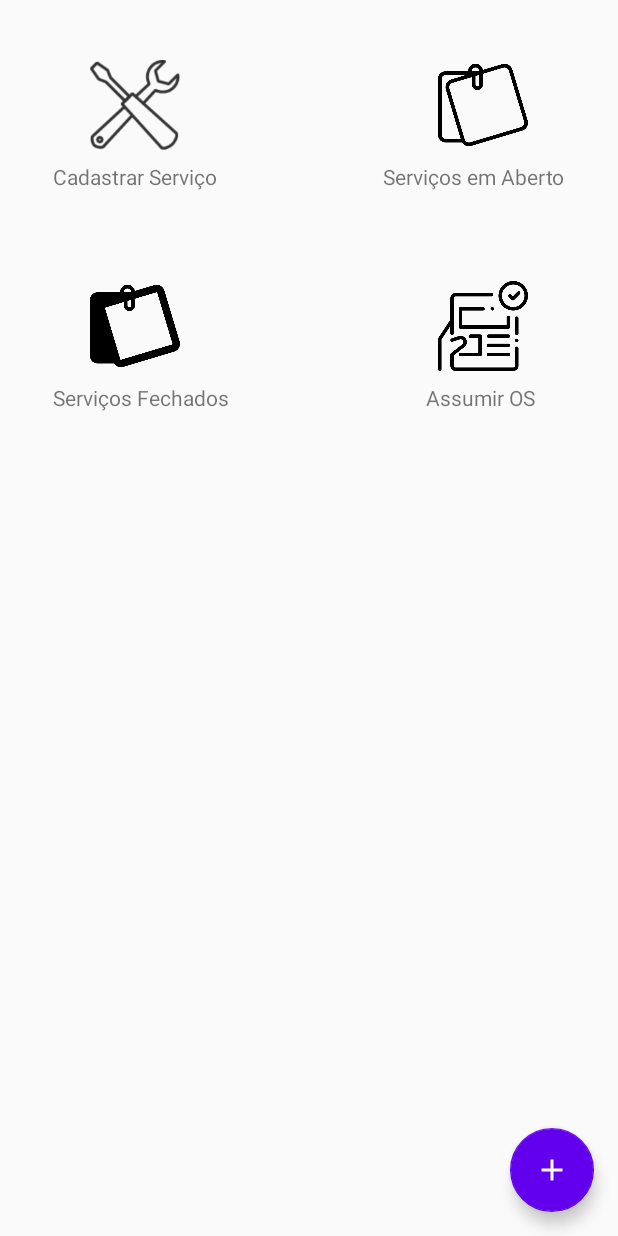
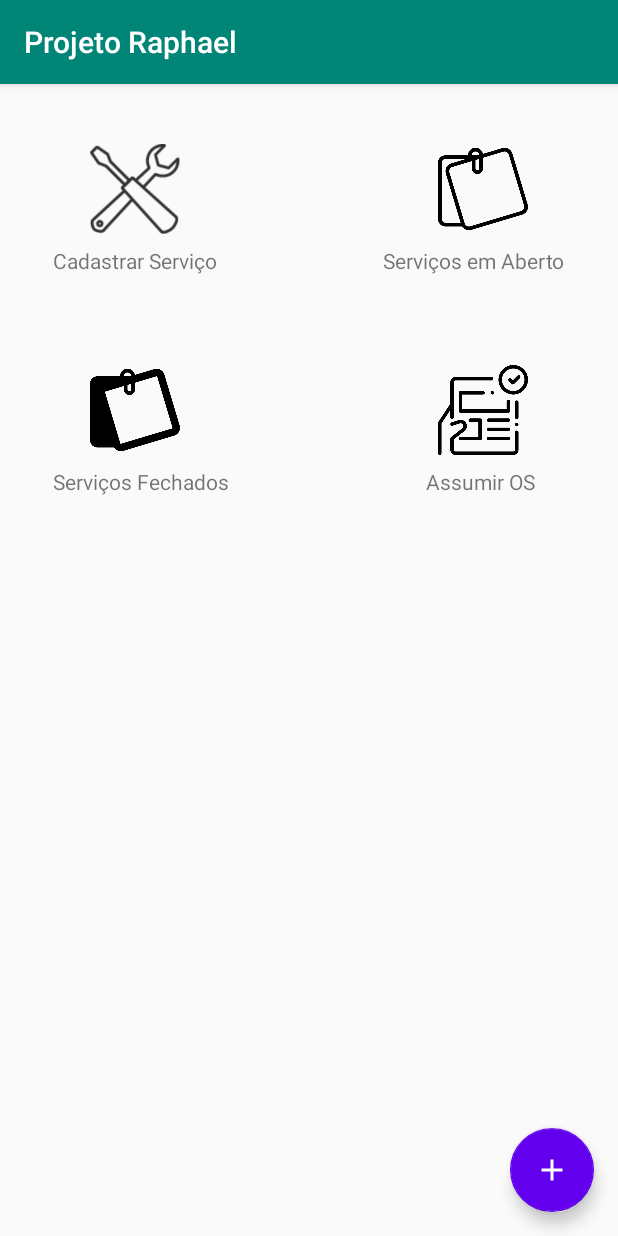
Before and after one commit to RphRodrigues/Android-Projetomeuapp, an Android app: the MainActivity screen opened directly, with no data from a screen before it, on a phone screen of 412 x 824 dp. Run offline under Robolectric (Android 15) with nearby library versions, the phone set to English and light mode, and no system bars.

Commit message:
alterado o nome do projeto e adicionado a ActionBar a MainActivity

```diff
--- a/app/src/main/java/com/rtstudio/projetomeuapp/MainActivity.java
+++ b/app/src/main/java/com/rtstudio/projetomeuapp/MainActivity.java
@@ -1,13 +1,13 @@
 package com.rtstudio.projetomeuapp;
 
-import android.app.Activity;
 import android.content.Intent;
 import android.os.Bundle;
 import android.support.design.widget.FloatingActionButton;
+import android.support.v7.app.AppCompatActivity;
 import android.view.View;
 import android.widget.ImageView;
 
-public class MainActivity extends Activity {
+public class MainActivity extends AppCompatActivity {
 
     private ImageView cadastrarServico;
     private ImageView servicoAberto;
--- a/app/src/main/res/values/strings.xml
+++ b/app/src/main/res/values/strings.xml
@@ -1,5 +1,5 @@
 <resources>
-    <string name="app_name">Projeto meu app</string>
+    <string name="app_name">Projeto Raphael</string>
     <string name="cadastrar_servico">Cadastrar Serviço</string>
     <string name="assumir_os">Assumir OS</string>
     <string name="servico_aberto">Serviços em Aberto</string>
@@ -29,7 +29,7 @@
         <item>Reparo</item>
         <item>Desistalação</item>
     </string-array>
-    <string-array name="estados" >
+    <string-array name="estados">
         <item>AC</item>
         <item>AL</item>
         <item>AP</item>
```
